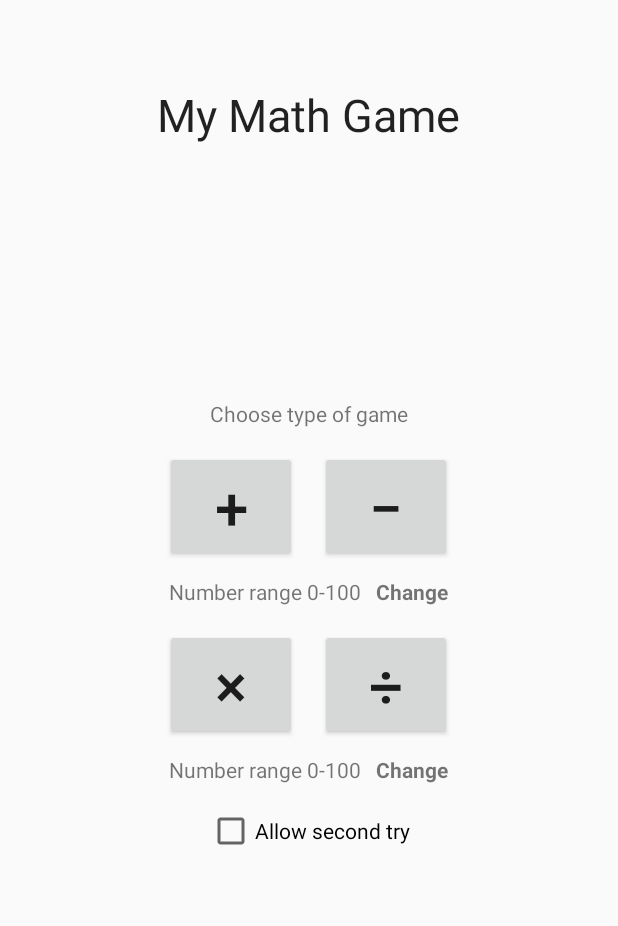
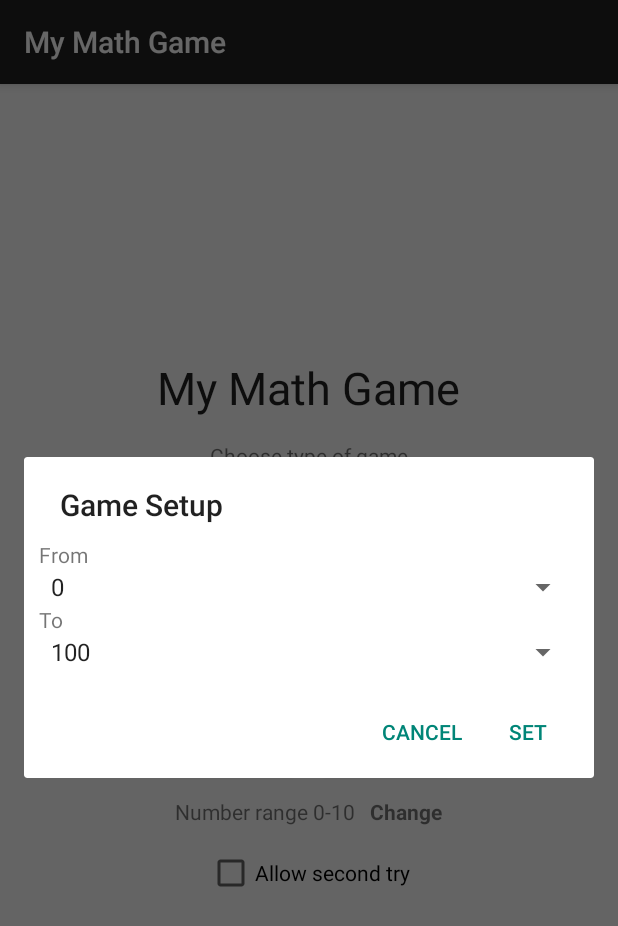
Before and after one commit to LukaszGrela/MyMathGame, an Android app: the screen it shows after launch (MainActivity), after a tap on "Change", on a phone screen of 412 x 824 dp. Shown: the top 926 px of the screen. Run offline under Robolectric (Android 15) with nearby library versions, the phone set to English and light mode, and no system bars.

Commit message:
Work in progress new GameSetup dialogue set range lower and upper tweaks in layout

```diff
--- /dev/null
+++ b/app/src/main/java/com/greladesign/examples/games/mymathgame/GameSetupDialogue.java
@@ -0,0 +1,142 @@
+package com.greladesign.examples.games.mymathgame;
+
+
+import android.app.Activity;
+import android.app.AlertDialog;
+import android.app.Dialog;
+import android.content.DialogInterface;
+import android.os.Bundle;
+import android.support.annotation.NonNull;
+import android.support.v4.app.DialogFragment;
+import android.util.Log;
+import android.view.LayoutInflater;
+import android.view.View;
+import android.widget.AdapterView;
+import android.widget.ArrayAdapter;
+import android.widget.Spinner;
+
+/**
+ * Created by lukasz.grela on 29/06/2015.
+ */
+public class GameSetupDialogue extends DialogFragment {
+    private static final String TAG = "GameSetupDialogue";
+    private static GameSetupListener sDummyListener = new GameSetupListener() {
+        @Override
+        public void onGameSetupModified(String tag, int from, int to) {
+            /* dummy */
+        }
+    };
+    private GameSetupListener mListener;
+
+    public interface GameSetupListener {
+        void onGameSetupModified(String tag, int from, int to);
+    }
+
+
+
+    private int mTMPFrom;
+    private int mTMPTo;
+
+
+    @NonNull
+    @Override
+    public Dialog onCreateDialog(Bundle savedInstanceState) {
+
+        Log.i(TAG, "tag="+getTag());
+        final Bundle args = getArguments();
+
+        final AlertDialog.Builder builder = new AlertDialog.Builder(getActivity());
+        // Get the layout inflater
+        final LayoutInflater inflater = getActivity().getLayoutInflater();
+        // Inflate and set the layout for the dialog
+        // Pass null as the parent view because its going in the dialog layout
+        final View gameSetupView = inflater.inflate(R.layout.activity_game_setup, null);
+        //
+        // ----------------------------------------
+        mTMPFrom = args.getInt("lower",0);
+        mTMPTo = args.getInt("upper",100);
+        final String[] from = {"0","10","20","30","40","50","60","70","80","90","100"};
+        ArrayAdapter<String> fromAdapter = new ArrayAdapter<>(getActivity(), android.R.layout.simple_spinner_item, from);
+        final Spinner spinnerFrom = (Spinner) gameSetupView.findViewById(R.id.spinFrom);
+        spinnerFrom.setAdapter(fromAdapter);
+        spinnerFrom.setOnItemSelectedListener(new AdapterView.OnItemSelectedListener() {
+            @Override
+            public void onItemSelected(AdapterView<?> parent, View view, int position, long id) {
+                String item = (String) parent.getSelectedItem();
+                Log.i(TAG, "Selected from:" + item);
+                mTMPFrom = Integer.parseInt(item);
+            }
+
+            @Override
+            public void onNothingSelected(AdapterView<?> parent) {
+                /* do nothing */
+            }
+        });
+        //
+        final String[] to = {"0","10","20","30","40","50","60","70","80","90","100"};
+        ArrayAdapter<String> toAdapter = new ArrayAdapter<>(getActivity(), android.R.layout.simple_spinner_item, to);
+        final Spinner spinnerTo = (Spinner) gameSetupView.findViewById(R.id.spinTo);
+        spinnerTo.setAdapter(toAdapter);
+        spinnerTo.setOnItemSelectedListener(new AdapterView.OnItemSelectedListener() {
+            @Override
+            public void onItemSelected(AdapterView<?> parent, View view, int position, long id) {
+                String item = (String) parent.getSelectedItem();
+                Log.i(TAG, "Selected to:" + item);
+                mTMPTo = Integer.parseInt(item);
+            }
+
+            @Override
+            public void onNothingSelected(AdapterView<?> parent) {
+                /* do nothing */
+            }
+        });
+        //
+        spinnerFrom.setSelection(tmpGetPosition((ArrayAdapter<String>) spinnerFrom.getAdapter(), mTMPFrom+""));
+        spinnerTo.setSelection(tmpGetPosition((ArrayAdapter<String>) spinnerTo.getAdapter(), mTMPTo+""));
+        // ----------------------------------------
+        //
+        final int positiveLabelId = R.string.game_setup_positive_btn;
+        final int titleLabelId = R.string.game_setup_title;
+        //
+        builder.setView(gameSetupView)
+                .setPositiveButton(positiveLabelId, new DialogInterface.OnClickListener() {
+                    @Override
+                    public void onClick(DialogInterface dialog, int which) {
+                        if(mListener != null) {
+                            mListener.onGameSetupModified(getTag(), mTMPFrom,mTMPTo);
+                        }
+                    }
+                })
+                .setNegativeButton(android.R.string.cancel, new DialogInterface.OnClickListener() {
+                    @Override
+                    public void onClick(DialogInterface dialog, int which) {
+                        dismiss();
+                    }
+                })
+                .setTitle(titleLabelId);
+        //
+        return builder.create();
+    }
+
+    @Override
+    public void onAttach(Activity activity) {
+        super.onAttach(activity);
+        try {
+            mListener = (GameSetupListener) activity;
+        } catch (ClassCastException e) {
+            // The activity doesn't implement the interface, throw exception
+            throw new ClassCastException(activity.toString()
+                    + " must implement GameSetupListener");
+        }
+    }
+
+    @Override
+    public void onDetach() {
+        super.onDetach();
+        mListener = sDummyListener;
+    }
+
+    private int tmpGetPosition(ArrayAdapter<String> adapter, String item) {
+        return adapter.getPosition(item);
+    }
+}
--- a/app/src/main/java/com/greladesign/examples/games/mymathgame/MainActivity.java
+++ b/app/src/main/java/com/greladesign/examples/games/mymathgame/MainActivity.java
@@ -1,8 +1,10 @@
 package com.greladesign.examples.games.mymathgame;
 
-import android.app.Activity;
 import android.content.Intent;
+import android.content.res.Resources;
 import android.os.Bundle;
+import android.support.v4.app.DialogFragment;
+import android.support.v7.app.AppCompatActivity;
 import android.util.Log;
 import android.view.View;
 import android.widget.Button;
@@ -15,23 +17,41 @@ import com.greladesign.examples.games.mymathgame.game.Operation;
 import java.util.EnumSet;
 
 
-public class MainActivity extends Activity {
+public class MainActivity extends AppCompatActivity implements GameSetupDialogue.GameSetupListener{
 
 
     private static final String TAG = "MainActivity";
+    private static final String GAME_SETUP_DIALOGUE_ADD_SUB = "GameSetupDialogueAddSub";
+    private static final String GAME_SETUP_DIALOGUE_MUL_DIV = "GameSetupDialogueMulDiv";
+
+
     private Button btnGameAddition;
     private Button btnGameSubstraction;
     private Button btnGameMultiplication;
     private Button btnGameDivision;
+
+    private Range mAddSubRange;
+    private Range mMulDivRange;
+
     private View.OnClickListener mRangeSelectionListener = new View.OnClickListener() {
         @Override
         public void onClick(View v) {
             Log.i(TAG, "Click");
+            DialogFragment dialog = new GameSetupDialogue();
+            final Bundle arguments = new Bundle();
             if (v == mChangeAddSubRange) {
                 Log.i(TAG, "Changing the adding/subtracting range");
+                arguments.putInt("lower", mAddSubRange.getLower());
+                arguments.putInt("upper", mAddSubRange.getUpper());
+                dialog.setArguments(arguments);
+                dialog.show(getSupportFragmentManager(), GAME_SETUP_DIALOGUE_ADD_SUB);
             }
             if (v == mChangeMulDivRange) {
                 Log.i(TAG, "Changing the multiply/division range");
+                arguments.putInt("lower", mMulDivRange.getLower());
+                arguments.putInt("upper", mMulDivRange.getUpper());
+                dialog.setArguments(arguments);
+                dialog.show(getSupportFragmentManager(), GAME_SETUP_DIALOGUE_MUL_DIV);
             }
         }
     };
@@ -40,31 +60,33 @@ public class MainActivity extends Activity {
         public void onClick(View v) {
             switch (v.getId()){
                 case R.id.btnOperationAdd:
-                    startNewGame(100, EnumSet.of(Operation.ADD));
+                    startNewGame(mAddSubRange, EnumSet.of(Operation.ADD));
                     break;
                 case R.id.btnOperationSubstract:
-                    startNewGame(100,EnumSet.of(Operation.SUBSTRACT));
+                    startNewGame(mAddSubRange,EnumSet.of(Operation.SUBSTRACT));
                     break;
                 case R.id.btnOperationMultiply:
-                    startNewGame(10,EnumSet.of(Operation.MULTIPLY));
+                    startNewGame(mMulDivRange,EnumSet.of(Operation.MULTIPLY));
                     break;
                 case R.id.btnOperationDivide:
-                    startNewGame(10,EnumSet.of(Operation.DIVIDE));
+                    startNewGame(mMulDivRange,EnumSet.of(Operation.DIVIDE));
                     break;
             }
         }
     };
+
     private CheckBox mCbAllowSecondTry;
     private TextView mTvAddSubRangeDescription;
     private TextView mTvMulDivRangeDescription;
     private TextView mChangeAddSubRange;
     private TextView mChangeMulDivRange;
 
-    private void startNewGame(int range, EnumSet<Operation> operationId) {
+    private void startNewGame(Range range, EnumSet<Operation> operationId) {
         final Intent gameIntent = new Intent(this, GameActivity.class);
-        gameIntent.putExtra(GameActivity.INTENT_RANGE, range);
-        gameIntent.putExtra(GameActivity.INTENT_OPERATION_ID,Operation.toArray(operationId));
-        gameIntent.putExtra(GameActivity.INTENT_ALLOW_SECOND_TRY,mCbAllowSecondTry.isChecked());
+        gameIntent.putExtra(GameActivity.INTENT_RANGE_LOWER, range.getLower());
+        gameIntent.putExtra(GameActivity.INTENT_RANGE_UPPER, range.getUpper());
+        gameIntent.putExtra(GameActivity.INTENT_OPERATION_ID, Operation.toArray(operationId));
+        gameIntent.putExtra(GameActivity.INTENT_ALLOW_SECOND_TRY, mCbAllowSecondTry.isChecked());
         startActivity(gameIntent);
     }
 
@@ -72,6 +94,10 @@ public class MainActivity extends Activity {
     protected void onCreate(Bundle savedInstanceState) {
         super.onCreate(savedInstanceState);
         setContentView(R.layout.activity_main);
+
+
+        mAddSubRange = new Range(0,100);
+        mMulDivRange = new Range(0,10);
 
         findViews();
     }
@@ -101,6 +127,67 @@ public class MainActivity extends Activity {
         btnGameSubstraction.setOnClickListener(mSelectGameListener);
         btnGameMultiplication.setOnClickListener(mSelectGameListener);
         btnGameDivision.setOnClickListener(mSelectGameListener);
+        //
+        updateRangeLabels();
+    }
 
+    private void updateRangeLabels() {
+        final Resources res = getResources();
+        mTvMulDivRangeDescription.setText(res.getString(R.string.main_menu_range, mMulDivRange.getLower(),mMulDivRange.getUpper()));
+        mTvAddSubRangeDescription.setText(res.getString(R.string.main_menu_range, mAddSubRange.getLower(),mAddSubRange.getUpper()));
+    }
+
+    @Override
+    public void onGameSetupModified(String tag, int from, int to) {
+        final Resources res = getResources();
+        Log.i(TAG, "Range: " + res.getString(R.string.main_menu_range, from, to));
+
+        if (tag.equals(GAME_SETUP_DIALOGUE_MUL_DIV) || tag.equals(GAME_SETUP_DIALOGUE_ADD_SUB)) {
+            if (tag.equals(GAME_SETUP_DIALOGUE_ADD_SUB)) {
+                mAddSubRange.setLower(from);
+                mAddSubRange.setUpper(to);
+            } else {
+                mMulDivRange.setLower(from);
+                mMulDivRange.setUpper(to);
+            }
+
+            updateRangeLabels();
+        }
+    }
+
+    private class Range {
+
+        private int mLower;
+        private int mUpper;
+
+        public Range(int lower, int upper) {
+            if(lower > upper) {
+                throw new IllegalArgumentException("lower must be less than or equal to upper");
+            }
+            mLower = lower;
+            mUpper = upper;
+        }
+
+        public int getLower() {
+            return mLower;
+        }
+
+        public int getUpper() {
+            return mUpper;
+        }
+
+        public void setLower(int lower) {
+            if(lower > getUpper()) {
+                throw new IllegalArgumentException("lower must be less than or equal to upper");
+            }
+            mLower = lower;
+        }
+
+        public void setUpper(int upper) {
+            if(upper <= getLower()) {
+                throw new IllegalArgumentException("upper must be greater than lower");
+            }
+            mUpper = upper;
+        }
     }
 }
--- a/app/src/main/res/layout-land/activity_main.xml
+++ b/app/src/main/res/layout-land/activity_main.xml
@@ -19,9 +19,9 @@
         android:id="@+id/tvTitle"
         android:layout_width="wrap_content"
         android:layout_height="wrap_content"
-        android:layout_alignParentTop="true"
+        android:layout_above="@+id/tvSubtitle"
         android:layout_centerHorizontal="true"
-        android:layout_marginTop="18dp"
+        android:layout_marginBottom="10dp"
         android:text="@string/app_name"
         android:textAppearance="?android:attr/textAppearanceLarge"
         android:textSize="30sp" />
@@ -98,7 +98,7 @@
         android:id="@+id/tvSubtitle"
         android:layout_above="@+id/llOuter"
         android:layout_centerHorizontal="true"
-        android:layout_marginBottom="15dp" />
+        android:layout_marginBottom="10dp" />
 
 
     <CheckBox
--- /dev/null
+++ b/app/src/main/res/layout/activity_game_setup.xml
@@ -0,0 +1,40 @@
+<?xml version="1.0" encoding="utf-8"?>
+<RelativeLayout xmlns:android="http://schemas.android.com/apk/res/android"
+    android:layout_width="match_parent" android:layout_height="match_parent"
+    android:padding="10dp">
+
+    <TextView
+        android:layout_width="match_parent"
+        android:layout_height="wrap_content"
+        android:text="From"
+        android:id="@+id/tvFrom"
+        android:layout_alignParentTop="true"
+        android:layout_alignParentLeft="true"
+        android:layout_alignParentStart="true" />
+
+    <Spinner
+        android:layout_width="match_parent"
+        android:layout_height="wrap_content"
+        android:id="@+id/spinFrom"
+        android:layout_below="@+id/tvFrom"
+        android:layout_alignParentLeft="true"
+        android:layout_alignParentStart="true" />
+
+
+    <TextView
+        android:layout_width="match_parent"
+        android:layout_height="wrap_content"
+        android:text="To"
+        android:id="@+id/tvTo"
+        android:layout_below="@+id/spinFrom"
+        android:layout_alignParentLeft="true"
+        android:layout_alignParentStart="true" />
+
+    <Spinner
+        android:layout_width="match_parent"
+        android:layout_height="wrap_content"
+        android:id="@+id/spinTo"
+        android:layout_below="@+id/tvTo"
+        android:layout_alignParentLeft="true"
+        android:layout_alignParentStart="true" />
+</RelativeLayout>
--- a/app/src/main/res/layout/activity_main.xml
+++ b/app/src/main/res/layout/activity_main.xml
@@ -12,9 +12,9 @@
         android:id="@+id/tvTitle"
         android:layout_width="wrap_content"
         android:layout_height="wrap_content"
-        android:layout_alignParentTop="true"
+        android:layout_above="@+id/tvSubtitle"
         android:layout_centerHorizontal="true"
-        android:layout_marginTop="40dp"
+        android:layout_marginBottom="15dp"
         android:text="@string/app_name"
         android:textAppearance="?android:attr/textAppearanceLarge"
         android:textSize="30sp" />
--- a/app/src/main/res/values/dimens.xml
+++ b/app/src/main/res/values/dimens.xml
@@ -1,5 +1,5 @@
 <resources>
     <!-- Default screen margins, per the Android Design guidelines. -->
     <dimen name="activity_horizontal_margin">16dp</dimen>
-    <dimen name="activity_vertical_margin">16dp</dimen>
+    <dimen name="activity_vertical_margin">8dp</dimen>
 </resources>
--- a/app/src/main/res/values/strings.xml
+++ b/app/src/main/res/values/strings.xml
@@ -2,7 +2,7 @@
     <string name="app_name">My Math Game</string>
     <string name="action_settings">Settings</string>
     <string name="main_menu_choose_game_type">Choose type of game</string>
-    <string name="main_menu_range">Number range 0-100</string>
+    <string name="main_menu_range">Number range %1$d-%2$d</string>
 
     <string name="game_type_title_mul">Multiplication</string>
     <string name="game_type_title_div">Division</string>
@@ -15,4 +15,11 @@
     <string name="game_type_label_add">+</string>
     <string name="main_menu_range_button">Change</string>
     <string name="main_menu_cb_allow_2nd_try">Allow second try</string>
+
+    <!-- Game Setup -->
+    <string name="game_setup_title">Game Setup</string>
+    <string name="game_setup_range_title">Set range</string>
+    <string name="game_setup_range_from">From</string>
+    <string name="game_setup_range_to">To</string>
+    <string name="game_setup_positive_btn">Set</string>
 </resources>
```
Also changed, not shown: app/src/main/java/com/greladesign/examples/games/mymathgame/GameActivity.java (+41 -23 lines), 1 other file.
